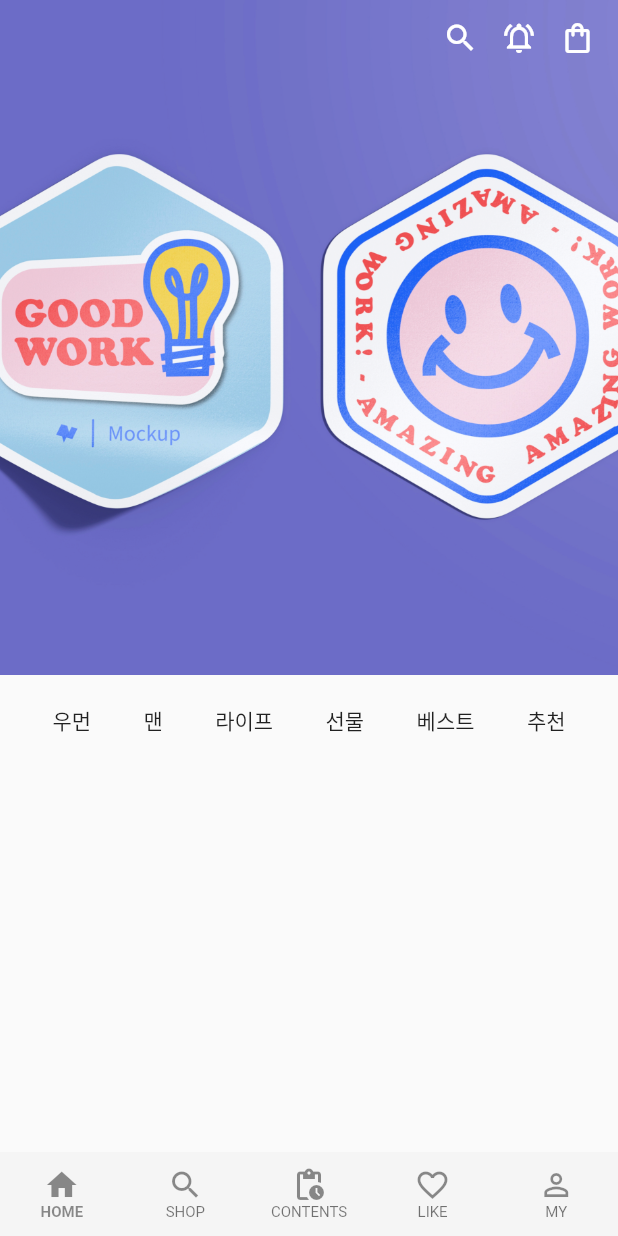
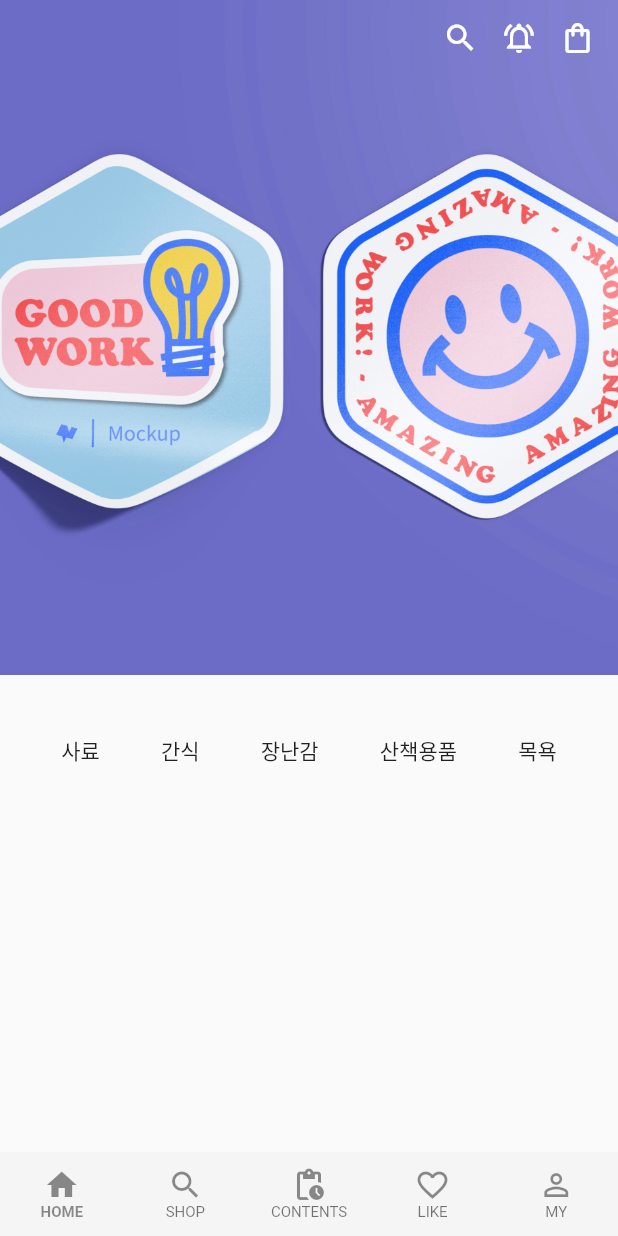
Before and after one commit to hyosun7037/bark, a Flutter app: the screen it shows after launch, on a phone screen of 412 x 824 dp. Run offline on Flutter 3.47's test engine with Material 2 defaults, Android fonts, the phone set to English and light mode, and no system bars; drawn by our look-alikes of carousel_slider; our stand-ins replace get, logger; missing offline and left inert: carousel_images.

Commit message:
[MOD] 메인 슬라이드 다른방식 적용중

```diff
--- a/lib/fade_on_scroll.dart
+++ b/lib/fade_on_scroll.dart
@@ -1,14 +1,11 @@
 import 'package:barktest/controller/appbar_controller.dart';
-import 'package:barktest/item_list.dart';
-import 'package:barktest/sliding_cards_view.dart';
-import 'package:card_swiper/card_swiper.dart';
+import 'package:carousel_images/carousel_images.dart';
 import 'package:carousel_slider/carousel_slider.dart';
-import 'package:flutter/foundation.dart';
 import 'package:flutter/material.dart';
-import 'package:flutter/rendering.dart';
 import 'package:get/get.dart';
 
 class FadeOnScroll extends GetView<AppbarController> {
+  @override
   final controller = Get.put(AppbarController());
   late AnimationController animationController;
   PageController pageController = PageController(initialPage: 0);
@@ -21,18 +18,7 @@ class FadeOnScroll extends GetView<AppbarController> {
   Widget build(BuildContext context) {
     scroll.addListener(() {
       controller.getColor(scroll.position.pixels);
-      void didChangeDependencies() {
-        precacheImage(Image.asset('assets/meta.jpg').image, context);
-        precacheImage(Image.asset('assets/test01.jpg').image, context);
-        precacheImage(Image.asset('assets/test02.jpg').image, context);
-        precacheImage(Image.asset('assets/test03.jpg').image, context);
-        precacheImage(Image.asset('assets/test04.jpg').image, context);
-      }
     });
-    assetImageList = [
-      'assets/test04.jpg',
-      'assets/test05.jpg',
-    ];
     return Scaffold(
       body: CustomScrollView(
         controller: scroll,
@@ -79,7 +65,18 @@ class FadeOnScroll extends GetView<AppbarController> {
               floating: false,
               pinned: false,
               flexibleSpace: FlexibleSpaceBar(
-                background: CarouselSlider(
+                background:
+                    //  CarouselImages(
+                    //   viewportFraction: 1.0,
+                    //   borderRadius: 0,
+                    //   cachedNetworkImage: true,
+                    //   listImages: [
+                    //     'assets/test04.jpg',
+                    //     'assets/test05.jpg',
+                    //   ],
+                    //   height: 500,
+                    // )
+                    CarouselSlider(
                         items: [
                       Image.asset(
                         'assets/test04.jpg',
@@ -93,67 +90,29 @@ class FadeOnScroll extends GetView<AppbarController> {
                         options: CarouselOptions(
                             pauseAutoPlayInFiniteScroll: true,
                             autoPlayInterval: Duration(seconds: 3),
-                        autoPlayAnimationDuration: Duration(milliseconds: 600),
+                            autoPlayAnimationDuration:
+                                Duration(milliseconds: 600),
                             initialPage: 1,
                             autoPlay: true,
                             viewportFraction: 1,
                             height: 500)),
-                //     Swiper(
-                //   curve: Curves.easeInOut,
-                //   autoplay: true,
-                //   axisDirection: flipAxisDirection(AxisDirection.left),
-                //   itemWidth: MediaQuery.of(context).size.width,
-                //   itemHeight: 600,
-                //   // layout: SwiperLayout.STACK,
-                //   itemCount: assetImageList.length,
-                //   autoplayDisableOnInteraction: false,
-                //   itemBuilder: (context, index) {
-                //     final image = assetImageList[index];
-                //     return Image(
-                //       image: AssetImage(image),
-                //       fit: BoxFit.cover,
-                //     );
-                //     // return SlidingCard(
-                //     //   name: '',
-                //     //   date: '',
-                //     //   image: assetImageList[index],
-                //     //   offset: pageOffset,
-                //     // );
-                //   },
-                // ),
-              )
-              // FlexibleSpaceBar(
-              //     background: PageView.builder(
-              //         pageSnapping: true,
-              //         controller: pageController,
-              //         itemCount: demo.length,
-              //         onPageChanged: (value) {},
-              //         itemBuilder: (context, index) {
-              //           return SlidingCard(
-              //             name: '브랜드 즐겨찾기$index',
-              //             date: '4.20-30',
-              //             assetName: demo[index],
-              //             offset: pageOffset,
-              //           );
-              //         })),
-              )),
+              ))),
           SliverFillRemaining(
             fillOverscroll: true,
             child: SafeArea(
+              minimum: EdgeInsets.only(top: 40),
               child: Container(
-                padding: EdgeInsets.only(top: 20),
                 child: Column(
                   children: [
                     Row(
                       crossAxisAlignment: CrossAxisAlignment.start,
                       mainAxisAlignment: MainAxisAlignment.spaceEvenly,
-                      children: [
-                        Text('우먼'),
-                        Text('맨'),
-                        Text('라이프'),
-                        Text('선물'),
-                        Text('베스트'),
-                        Text('추천'),
+                      children: const [
+                        Text('사료'),
+                        Text('간식'),
+                        Text('장난감'),
+                        Text('산책용품'),
+                        Text('목욕')
                       ],
                     ),
                   ],
--- a/pubspec.yaml
+++ b/pubspec.yaml
@@ -41,6 +41,7 @@ dependencies:
   card_swiper: ^2.0.4
   appbar_animated: ^0.0.3
   logger: ^1.1.0
+  carousel_images: ^1.1.2
 
 dev_dependencies:
 
```
Also changed, not shown: pubspec.lock, 7 other files. Lines whose indentation alone changed are shown as unchanged.
